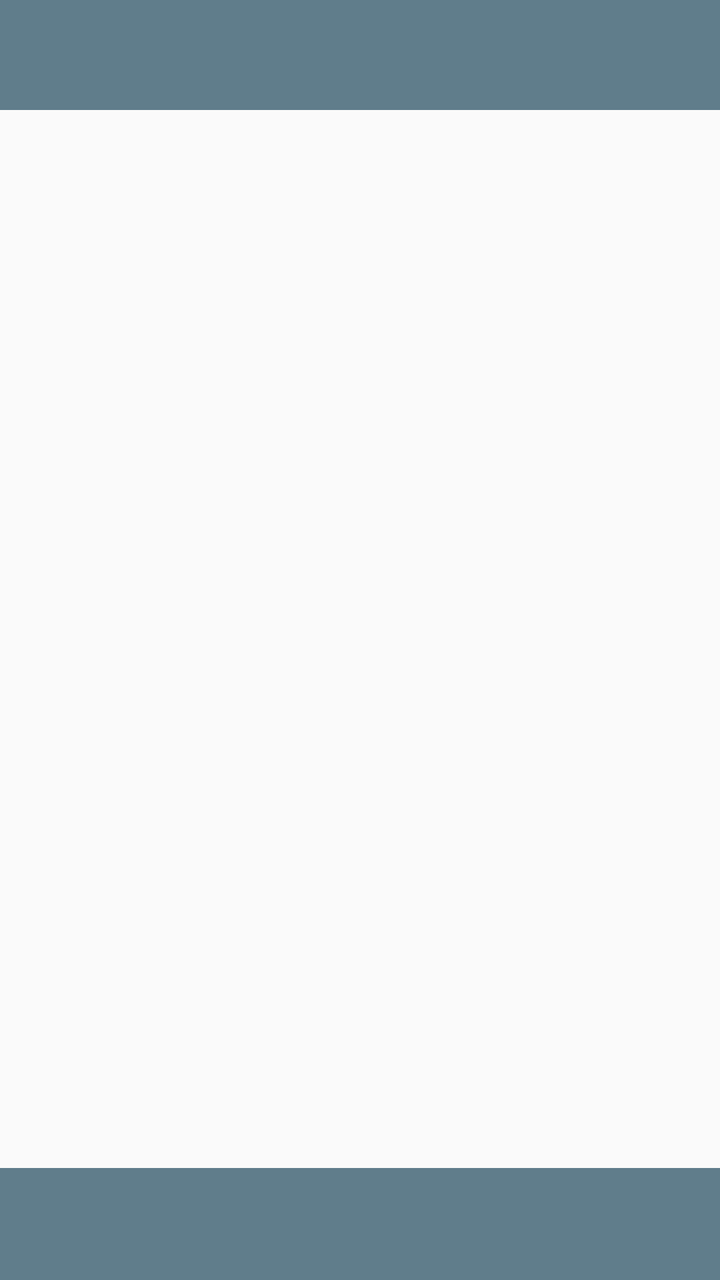
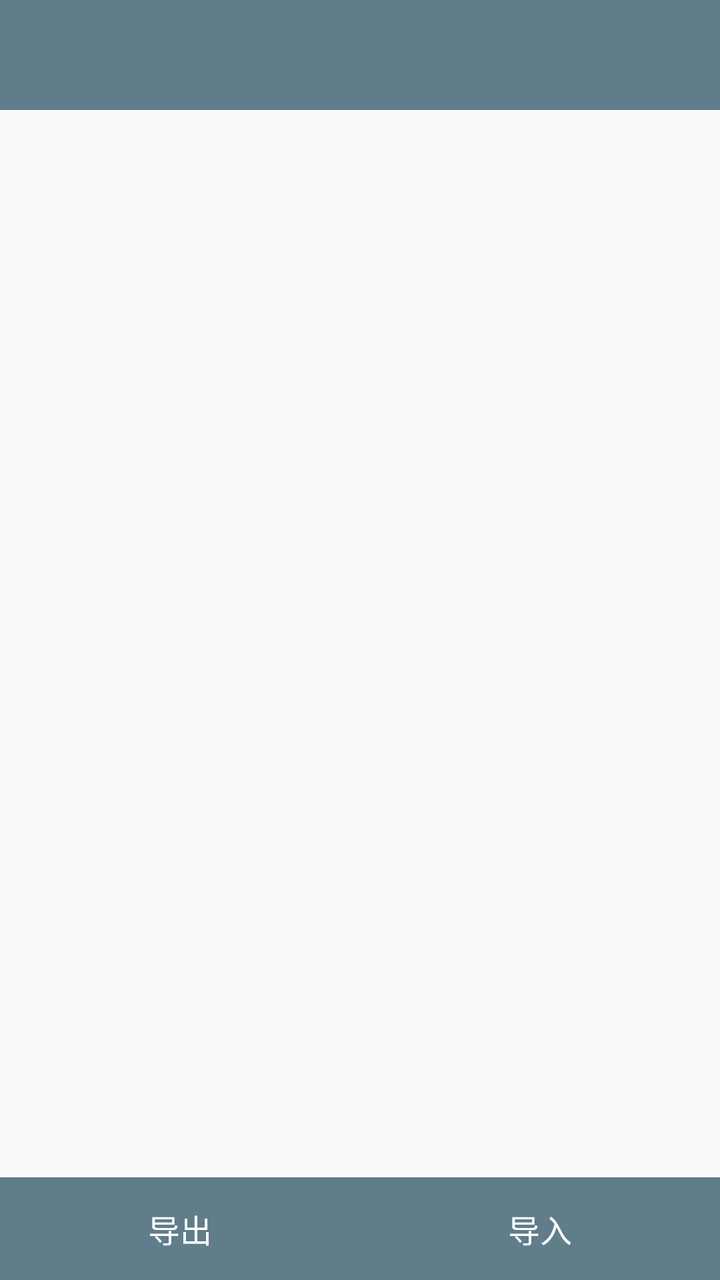

An Android layout rendered at two revisions. The XML below is the earlier revision; the diff shows what the commit changed to produce the second picture.
<!-- AndroidManifest.xml: application theme AppTheme -->
<!-- res/layout/activity_gps_main.xml -->
<?xml version="1.0" encoding="utf-8"?>
<androidx.drawerlayout.widget.DrawerLayout
    xmlns:android="http://schemas.android.com/apk/res/android"
    android:id="@+id/drawer_layout"
    android:layout_width="match_parent"
    android:layout_height="match_parent"
    android:fitsSystemWindows="true">


    <FrameLayout
        android:id="@+id/supercontainer"
        android:layout_width="match_parent"
        android:layout_height="match_parent" >
        <androidx.appcompat.widget.Toolbar
            android:id="@+id/toolbar"
            android:layout_height="55dp"
            android:layout_width="match_parent"
            android:minHeight="?attr/actionBarSize"
            android:background="?attr/colorPrimary"
            android:theme="@style/ThemeOverlay.AppCompat.Dark.ActionBar"
            android:contentInsetStart="72dp">
            <RelativeLayout xmlns:android="http://schemas.android.com/apk/res/android"
                            android:orientation="horizontal"
                            android:layout_width="fill_parent"
                            android:layout_height="wrap_content">

                <ImageView
                    android:layout_alignParentRight="true"
                    android:contentDescription="GPS fix status"
                    android:layout_width="30dp"
                    android:layout_height="30dp"
                    android:padding="5dp"
                    android:layout_centerVertical="true"
                    android:id="@+id/notification_bulb"
                    android:src="@drawable/circle_none"/>


                <ProgressBar
                    android:id="@+id/progressBarGpsFix"
                    android:progressDrawable="@drawable/progress"
                    android:layout_centerVertical="true"
                    android:layout_width="25dp"
                    android:layout_height="25dp"
                    android:visibility="invisible"
                    android:indeterminateOnly="true"
                    android:layout_toLeftOf="@id/notification_bulb"/>

            </RelativeLayout>
            </androidx.appcompat.widget.Toolbar>
        
        <FrameLayout
            android:layout_marginTop="55dp"
            android:id="@+id/container"
            android:layout_width="match_parent"
            android:layout_height="match_parent" >
        </FrameLayout>
        <androidx.appcompat.widget.Toolbar
            android:id="@+id/toolbarBottom"
            android:layout_gravity="bottom"
            android:layout_height="wrap_content"
            android:layout_width="fill_parent"
            android:visibility="visible"
            android:background="@color/primaryColor"
            android:theme="@style/ThemeOverlay.AppCompat.Dark.ActionBar"
            />
    </FrameLayout>


</androidx.drawerlayout.widget.DrawerLayout>
<!-- resources referenced by this layout -->
<resources>
  <color name="primaryColor">#607d8b</color>
  <!-- drawable circle_none (drawable) -->
  <?xml version="1.0" encoding="utf-8"?>
  <shape xmlns:android="http://schemas.android.com/apk/res/android"
          android:shape="oval">
      <solid android:color="#00000000" />
      <stroke android:color="#00000000" android:width="1dp"/>
  </shape>
  <!-- drawable progress (drawable) -->
  <?xml version="1.0" encoding="utf-8"?>
  <rotate xmlns:android="http://schemas.android.com/apk/res/android"
          android:fromDegrees="0"
          android:pivotX="50%"
          android:pivotY="50%"
          android:duration="1"
      android:toDegrees="360" >
  
  <shape
  android:innerRadiusRatio="3"
  android:shape="ring"
  android:thicknessRatio="8"
  android:useLevel="false" >
  
      
      
  
  <gradient
      android:centerColor="#FFFFFF"
      android:centerY="0.50"
      android:endColor="@color/primaryColorLight"
      android:startColor="#FFFFFF"
      android:type="sweep"
      android:useLevel="false" />
  </shape>
  
      </rotate>
  <style name="AppTheme" parent="Theme.AppCompat.DayNight.NoActionBar">
  
          
          
          <item name="colorPrimary">@color/primaryColor</item>
          
          <item name="colorPrimaryDark">@color/primaryColorDark</item>
          
          <item name="colorAccent">@color/accentColor</item>
          
  
          
          <item name="android:windowContentOverlay">@null</item>
  
          
          <item name="android:windowNoTitle">true</item>
  
          
          <item name="windowActionBar">false</item>
  
          
  
  
          
          <item name="material_drawer_primary_text">@color/primaryColorText</item>
          <item name="material_drawer_secondary_text">@color/secondaryColorText</item>
          <item name="material_drawer_hint_text">@color/primaryColorLight</item>
          <item name="material_drawer_header_selection_text">@color/primaryColorLight</item>
          <item name="material_drawer_selected">@color/divider</item>
  
          <item name="colorSurface">#FFFFFF</item>
      </style>
  <color name="primaryColorLight">#ffdee7eb</color>
  <color name="primaryColorDark">#455a64</color>
  <color name="accentColor">#448aff</color>
  <color name="primaryColorText">#212121</color>
  <color name="secondaryColorText">#727272</color>
  <color name="divider">#B6B6B6</color>
</resources>

<!-- the commit's change to res/layout/activity_gps_main.xml (unified diff, before → after) -->
@@ -54,15 +54,46 @@
             android:layout_width="match_parent"
             android:layout_height="match_parent" >
         </FrameLayout>
-        <androidx.appcompat.widget.Toolbar
+        <LinearLayout
             android:id="@+id/toolbarBottom"
             android:layout_gravity="bottom"
             android:layout_height="wrap_content"
-            android:layout_width="fill_parent"
+            android:layout_width="match_parent"
+            android:orientation="horizontal"
             android:visibility="visible"
             android:background="@color/primaryColor"
-            android:theme="@style/ThemeOverlay.AppCompat.Dark.ActionBar"
-            />
+            >
+            <TextView
+                android:id="@+id/btnExportConfig"
+                android:layout_width="0dp"
+                android:layout_height="wrap_content"
+                android:layout_weight="1"
+                android:gravity="center"
+                android:paddingTop="14dp"
+                android:paddingBottom="14dp"
+                android:text="@string/menu_export_short"
+                android:textColor="#FFFFFF"
+                android:textSize="16sp"
+                android:clickable="true"
+                android:focusable="true"
+                android:background="?attr/selectableItemBackground"
+                />
+            <TextView
+                android:id="@+id/btnImportConfig"
+                android:layout_width="0dp"
+                android:layout_height="wrap_content"
+                android:layout_weight="1"
+                android:gravity="center"
+                android:paddingTop="14dp"
+                android:paddingBottom="14dp"
+                android:text="@string/menu_import_short"
+                android:textColor="#FFFFFF"
+                android:textSize="16sp"
+                android:clickable="true"
+                android:focusable="true"
+                android:background="?attr/selectableItemBackground"
+                />
+        </LinearLayout>
     </FrameLayout>
 
 
<!-- resource entries referenced after the edit -->
@@ -36,6 +36,8 @@
   </shape>
   
       </rotate>
+  <string name="menu_export_short">导出</string>
+  <string name="menu_import_short">导入</string>
   <style name="AppTheme" parent="Theme.AppCompat.DayNight.NoActionBar">
   
           
